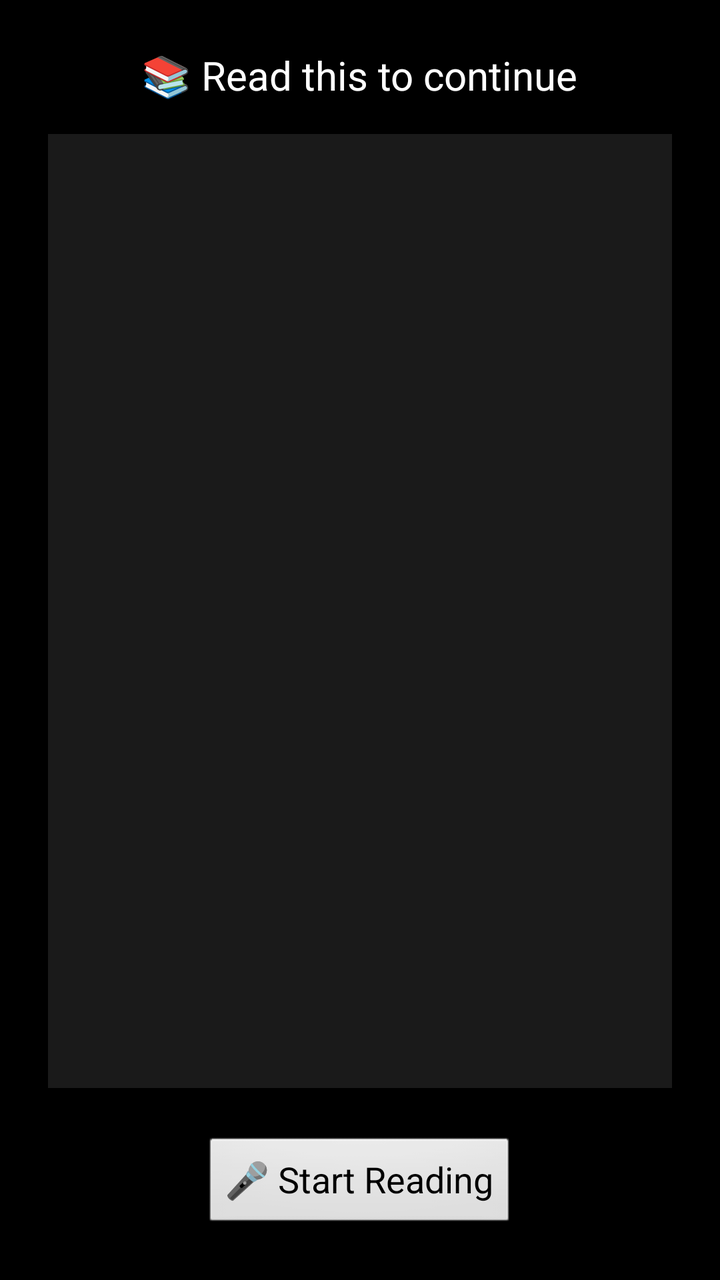
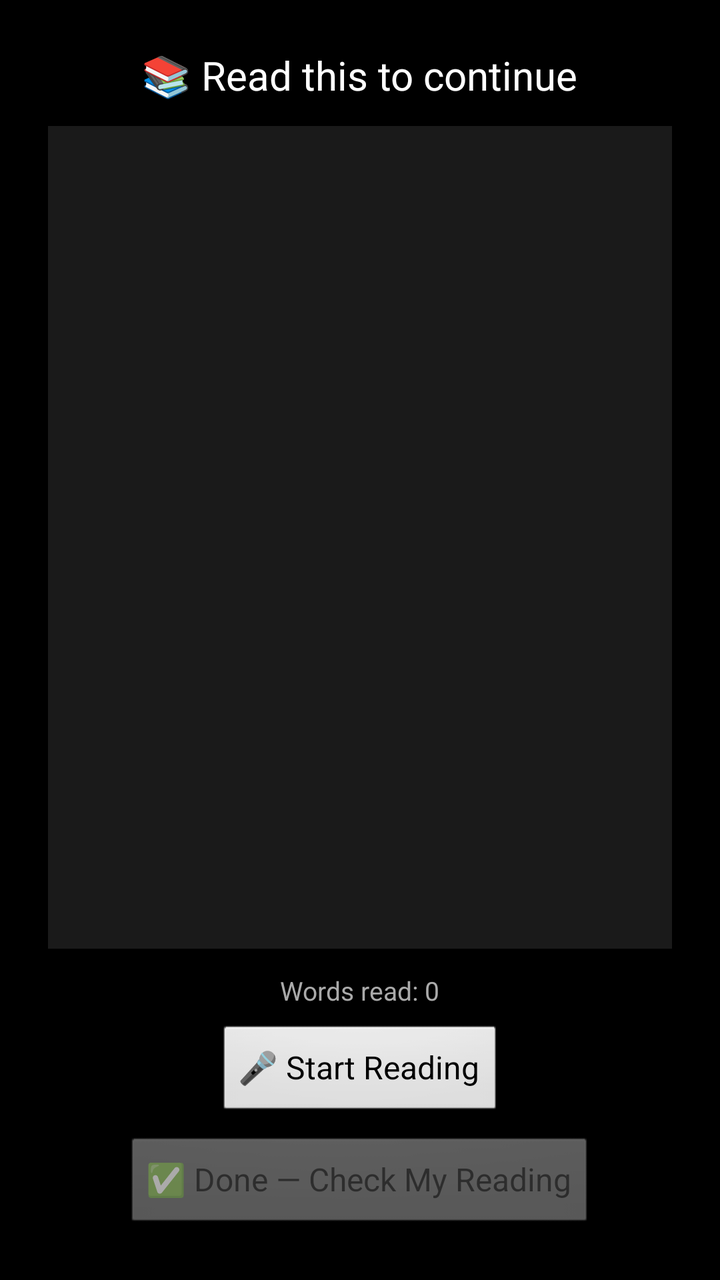

Two renders of the same Android screen: before a commit and after it. Below are the layout's source before the change and the commit's diff.
<!-- AndroidManifest.xml: activity theme android:Theme.Black.NoTitleBar.Fullscreen -->
<!-- res/layout/activity_overlay.xml -->
<?xml version="1.0" encoding="utf-8"?>
<LinearLayout xmlns:android="http://schemas.android.com/apk/res/android"
    android:layout_width="match_parent"
    android:layout_height="match_parent"
    android:orientation="vertical"
    android:gravity="center_horizontal"
    android:background="#000000"
    android:padding="24dp">

    <TextView
        android:layout_width="wrap_content"
        android:layout_height="wrap_content"
        android:text="📚 Read this to continue"
        android:textColor="#FFFFFF"
        android:textSize="20sp"
        android:gravity="center"
        android:layout_marginBottom="16dp"/>

    <ScrollView
        android:layout_width="match_parent"
        android:layout_height="0dp"
        android:layout_weight="1"
        android:background="#1A1A1A"
        android:padding="16dp">

        <TextView
            android:id="@+id/tvBookText"
            android:layout_width="match_parent"
            android:layout_height="wrap_content"
            android:textColor="#FFFFFF"
            android:textSize="16sp"
            android:lineSpacingMultiplier="1.5"/>

    </ScrollView>

    <Button
        android:id="@+id/btnMic"
        android:layout_width="wrap_content"
        android:layout_height="wrap_content"
        android:text="🎤 Start Reading"
        android:textSize="18sp"
        android:layout_marginTop="24dp"/>

</LinearLayout>
<!-- resources referenced by this layout -->
<resources>

</resources>

<!-- the commit's change to res/layout/activity_overlay.xml (unified diff, before → after) -->
@@ -14,7 +14,7 @@
         android:textColor="#FFFFFF"
         android:textSize="20sp"
         android:gravity="center"
-        android:layout_marginBottom="16dp"/>
+        android:layout_marginBottom="12dp"/>
 
     <ScrollView
         android:layout_width="match_parent"
@@ -33,12 +33,30 @@
 
     </ScrollView>
 
+    <TextView
+        android:id="@+id/tvProgress"
+        android:layout_width="wrap_content"
+        android:layout_height="wrap_content"
+        android:text="Words read: 0"
+        android:textColor="#AAAAAA"
+        android:textSize="13sp"
+        android:layout_marginTop="12dp"/>
+
     <Button
         android:id="@+id/btnMic"
         android:layout_width="wrap_content"
         android:layout_height="wrap_content"
         android:text="🎤 Start Reading"
-        android:textSize="18sp"
-        android:layout_marginTop="24dp"/>
+        android:textSize="16sp"
+        android:layout_marginTop="8dp"/>
+
+    <Button
+        android:id="@+id/btnCheck"
+        android:layout_width="wrap_content"
+        android:layout_height="wrap_content"
+        android:text="✅ Done — Check My Reading"
+        android:textSize="16sp"
+        android:enabled="false"
+        android:layout_marginTop="8dp"/>
 
 </LinearLayout>
